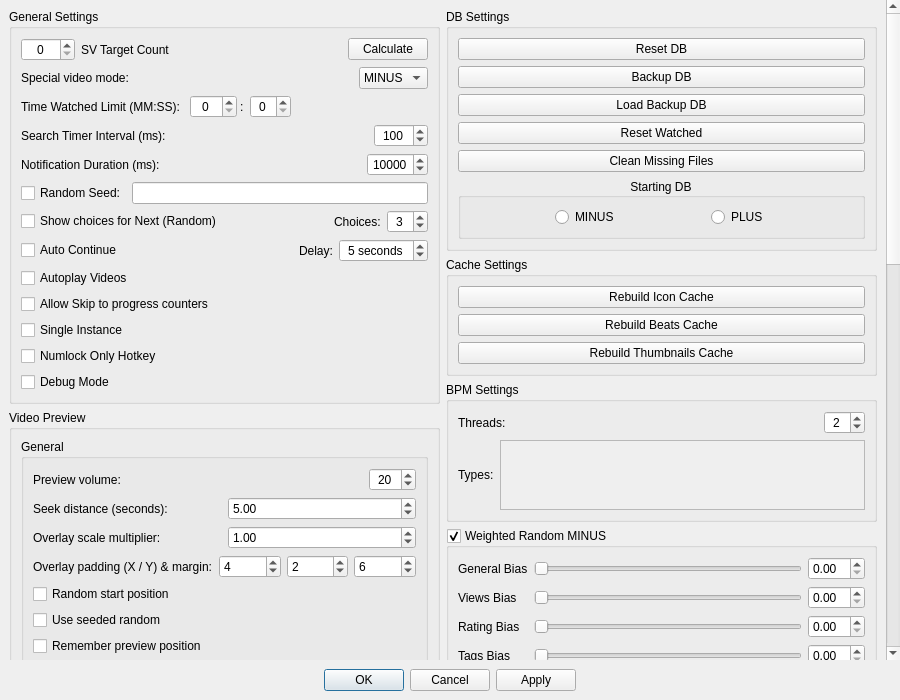
Before: the Qt Designer form MediaManager/src/QtClasses/UI/Form Files/SettingsDialog.ui in PaunescuAndrei/MediaManager, drawn with Qt 5.
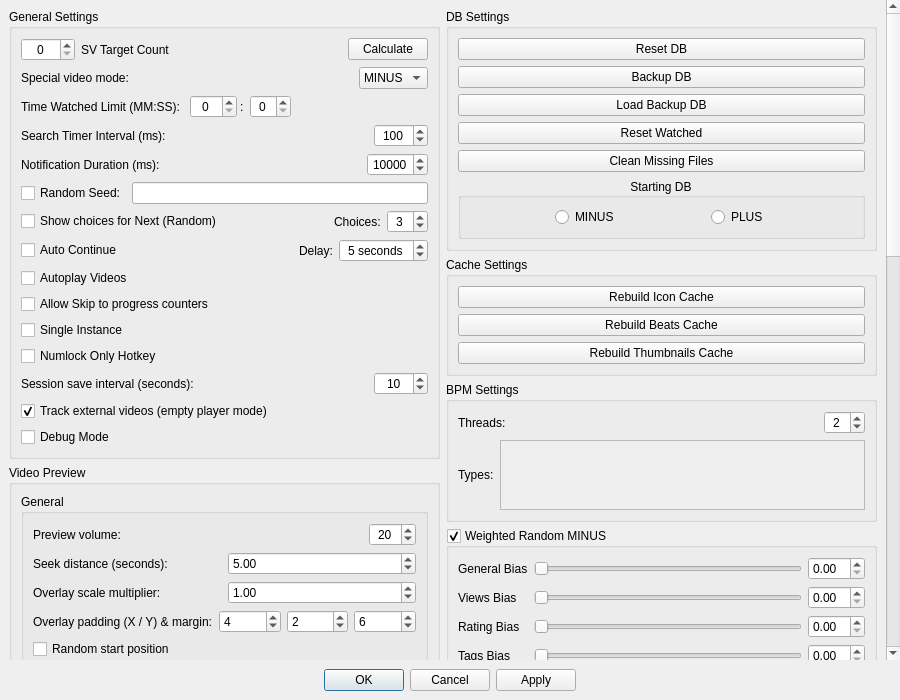
After: the same form once the commit is applied. Custom widgets are drawn as their Qt base class.

Commit message: bulletproof watch history tracking with periodic checkpointing and crash resilience

What changed in the file:
```diff
--- a/MediaManager/src/QtClasses/UI/Form Files/SettingsDialog.ui
+++ b/MediaManager/src/QtClasses/UI/Form Files/SettingsDialog.ui
@@ -574,13 +574,86 @@
               </property>
              </widget>
             </item>
-            <item>
-             <widget class="QCheckBox" name="debugMode">
-              <property name="text">
-               <string>Debug Mode</string>
-              </property>
-             </widget>
-            </item>
+             <item>
+              <widget class="QWidget" name="sessionSaveIntervalWidget" native="true">
+               <layout class="QHBoxLayout" name="horizontalLayout_sessionSaveInterval">
+                <property name="leftMargin">
+                 <number>0</number>
+                </property>
+                <property name="topMargin">
+                 <number>0</number>
+                </property>
+                <property name="rightMargin">
+                 <number>0</number>
+                </property>
+                <property name="bottomMargin">
+                 <number>0</number>
+                </property>
+                <item>
+                 <widget class="QLabel" name="sessionSaveIntervalLabel">
+                  <property name="text">
+                   <string>Session save interval (seconds):</string>
+                  </property>
+                 </widget>
+                </item>
+                <item>
+                 <spacer name="horizontalSpacer_sessionSaveInterval">
+                  <property name="orientation">
+                   <enum>Qt::Orientation::Horizontal</enum>
+                  </property>
+                  <property name="sizeHint" stdset="0">
+                   <size>
+                    <width>40</width>
+                    <height>20</height>
+                   </size>
+                  </property>
+                 </spacer>
+                </item>
+                <item>
+                 <widget class="QSpinBox" name="sessionSaveIntervalSpinBox">
+                  <property name="focusPolicy">
+                   <enum>Qt::FocusPolicy::StrongFocus</enum>
+                  </property>
+                  <property name="alignment">
+                   <set>Qt::AlignmentFlag::AlignCenter</set>
+                  </property>
+                  <property name="toolTip">
+                   <string>How often the current session is checkpointed to the database (0 = disabled)</string>
+                  </property>
+                  <property name="minimum">
+                   <number>0</number>
+                  </property>
+                  <property name="maximum">
+                   <number>3600</number>
+                  </property>
+                  <property name="value">
+                   <number>10</number>
+                  </property>
+                 </widget>
+                </item>
+               </layout>
+              </widget>
+             </item>
+             <item>
+              <widget class="QCheckBox" name="emptyPlayerTracking">
+               <property name="toolTip">
+                <string>When enabled, external videos opened in empty player mode (right-click Watch) will have their watch time tracked even if not in the database</string>
+               </property>
+               <property name="text">
+                <string>Track external videos (empty player mode)</string>
+               </property>
+               <property name="checked">
+                <bool>true</bool>
+               </property>
+              </widget>
+             </item>
+             <item>
+              <widget class="QCheckBox" name="debugMode">
+               <property name="text">
+                <string>Debug Mode</string>
+               </property>
+              </widget>
+             </item>
            </layout>
           </widget>
          </item>
```
The commit also changes 10 other files.
